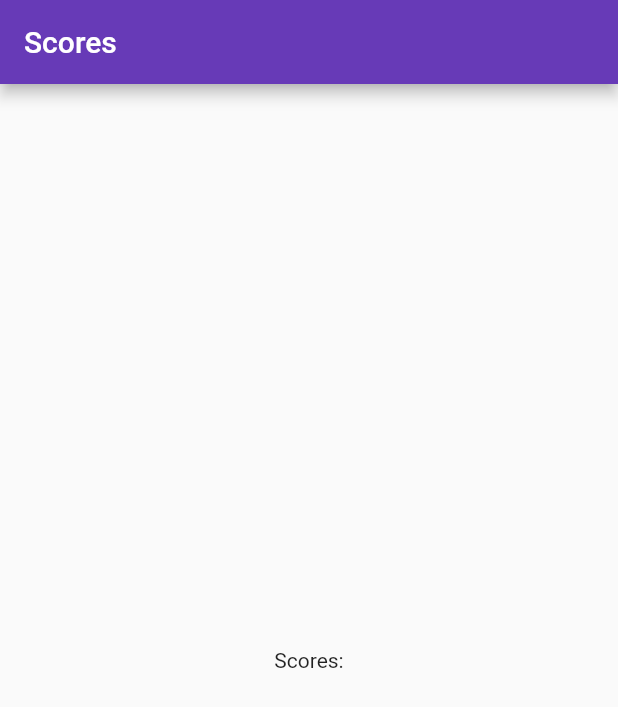
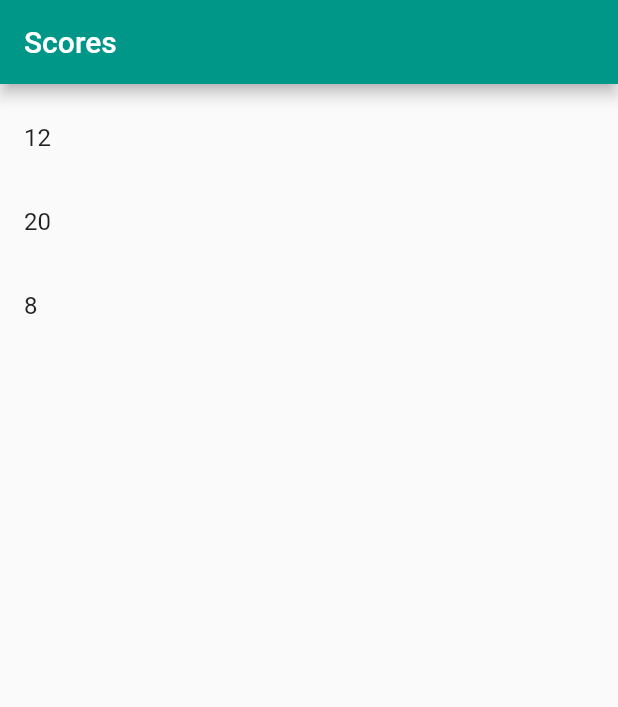
Before and after one commit to ryfuller03/project-3-sensory-overload, a Flutter app: the screen it shows after launch, on a phone screen of 412 x 824 dp. Shown: the top 707 px of the screen. Run offline on Flutter 3.47's test engine with Material 2 defaults, Android fonts, the phone set to English and light mode, and no system bars; missing offline and left inert: dart:ffi.

Commit message:
It shows a list!

```diff
--- a/project_3_sensory_overload/lib/main.dart
+++ b/project_3_sensory_overload/lib/main.dart
@@ -49,6 +49,12 @@ class ScorePage extends StatefulWidget {
 }
 
 class _ScorePageState extends State<ScorePage> {
+  final List<Score> scores = [
+    const Score(degree: 12),
+    const Score(degree: 20),
+    const Score(degree: 8)
+  ];
+
   @override
   Widget build(BuildContext context) {
     // This method is rerun every time setState is called, for instance as done
@@ -62,41 +68,19 @@ class _ScorePageState extends State<ScorePage> {
         // Here we take the value from the MyHomePage object that was created by
         // the App.build method, and use it to set our appbar title.
         title: Text(widget.title),
+        backgroundColor: Colors.teal,
       ),
-      body: Center(
+      body: ListView(
         // Center is a layout widget. It takes a single child and positions it
         // in the middle of the parent.
-        child: Column(
-          // Column is also a layout widget. It takes a list of children and
-          // arranges them vertically. By default, it sizes itself to fit its
-          // children horizontally, and tries to be as tall as its parent.
-          //
-          // Invoke "debug painting" (press "p" in the console, choose the
-          // "Toggle Debug Paint" action from the Flutter Inspector in Android
-          // Studio, or the "Toggle Debug Paint" command in Visual Studio Code)
-          // to see the wireframe for each widget.
-          //
-          // Column has various properties to control how it sizes itself and
-          // how it positions its children. Here we use mainAxisAlignment to
-          // center the children vertically; the main axis here is the vertical
-          // axis because Columns are vertical (the cross axis would be
-          // horizontal).
-          mainAxisAlignment: MainAxisAlignment.center,
-          children: <Widget>[
-            const Text(
-              'Scores:',
-            ),
-            ListBody(),
-          ],
-        ),
+        padding: const EdgeInsets.symmetric(vertical: 8.0),
+        children: scores.map((score) {
+          return ScoreItem(
+            score: score,
+          );
+        }).toList(),
       ),
     );
-
-    final List<Score> scores = [
-      const Score(degree: 12),
-      const Score(degree: 20),
-      const Score(degree: 8)
-    ];
   }
 }
 
--- a/project_3_sensory_overload/lib/scoreboard.dart
+++ b/project_3_sensory_overload/lib/scoreboard.dart
@@ -9,17 +9,12 @@ class Score {
 }
 
 class ScoreItem extends StatelessWidget {
-  ScoreItem();
+  ScoreItem({required this.score});
+
+  final Score score;
 
   @override
   Widget build(BuildContext context) {
-    // TODO: implement build
-    throw UnimplementedError();
+    return ListTile(title: Text(score.degree.toString()));
   }
 }
-
-//not sure if this is necessary?
-//should the entire scoreboard be a class or just a simpler widget
-//with an indefinite number of ScoteItem widgets within?
-
-class Scoreboard {}
```
